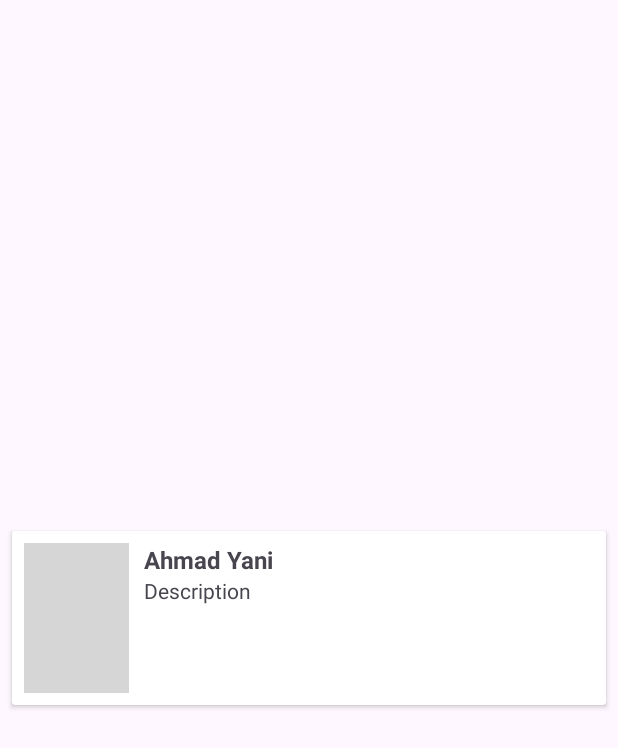
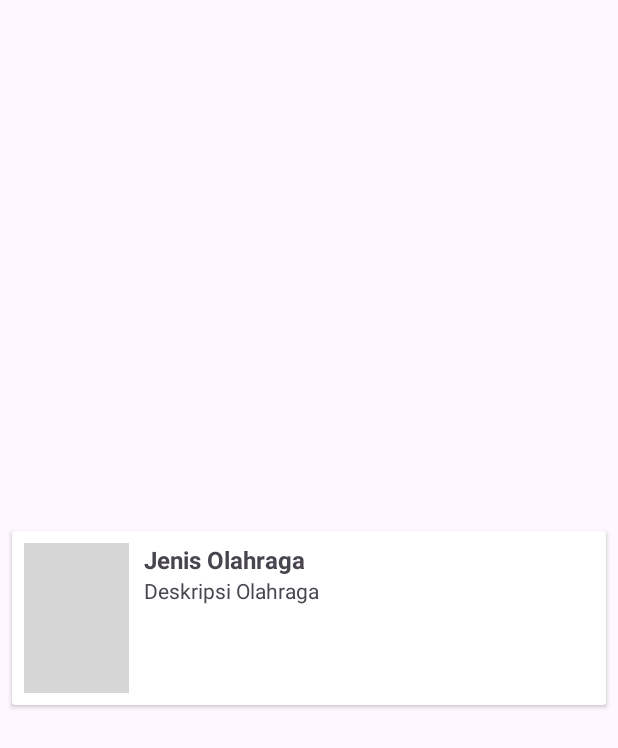
Before and after one commit to Vanness28/tfantastic_tugas, an Android app: the layout item_row_hero.xml on its own in the app's theme, with its tools: preview values and no code run, on a phone screen of 412 x 824 dp. Shown: the top 748 px of the screen. Run offline under Robolectric (Android 15) with nearby library versions, the phone set to English and light mode, and no system bars; grey boxes are pictures that could not be loaded.

Commit message:
third commit

```diff
--- a/app/src/main/res/layout/item_row_hero.xml
+++ b/app/src/main/res/layout/item_row_hero.xml
@@ -26,7 +26,7 @@
             app:layout_constraintBottom_toBottomOf="parent"
             app:layout_constraintStart_toStartOf="parent"
             app:layout_constraintTop_toTopOf="parent"
-            tools:src="@tools:sample/avatars" />
+            tools:src="@tools:sample/backgrounds/scenic" />
 
         <TextView
             android:id="@+id/tv_name"
@@ -37,7 +37,7 @@
             android:textStyle="bold"
             app:layout_constraintStart_toEndOf="@+id/iv_photo"
             app:layout_constraintTop_toTopOf="parent"
-            tools:text="Ahmad Yani" />
+            tools:text="Jenis Olahraga" />
 
         <TextView
             android:id="@+id/tv_description"
@@ -49,6 +49,6 @@
             app:layout_constraintBottom_toBottomOf="@+id/iv_photo"
             app:layout_constraintStart_toEndOf="@+id/iv_photo"
             app:layout_constraintTop_toBottomOf="@+id/tv_name"
-            tools:text="Description" />
+            tools:text="Deskripsi Olahraga" />
     </androidx.constraintlayout.widget.ConstraintLayout>
 </androidx.cardview.widget.CardView>
```
